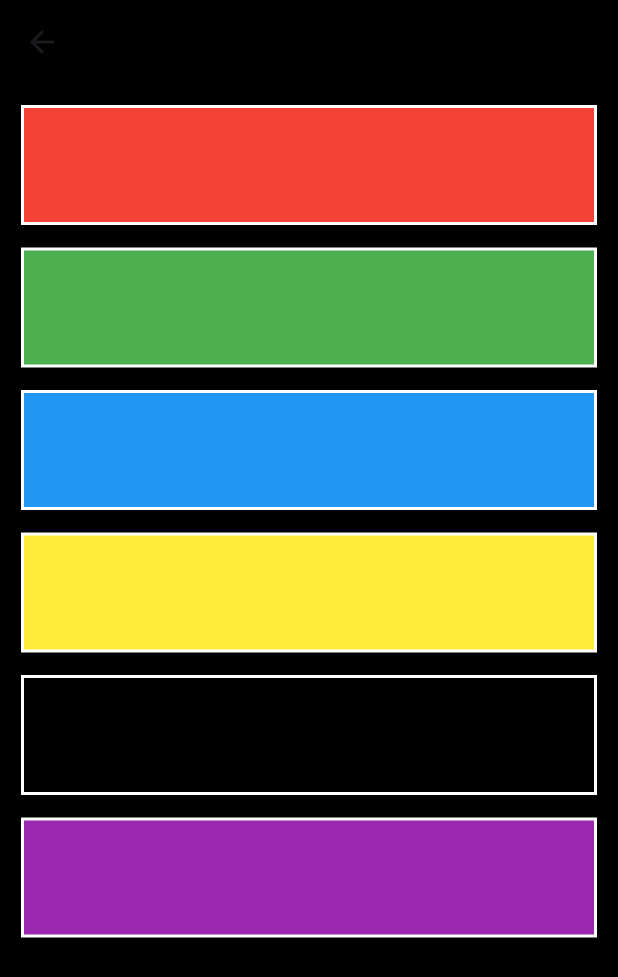
After one commit to abilbabu/bloc_statemanagement_sample, a Flutter app: the screen it shows after launch, after a tap on the "color lens" icon, on a phone screen of 412 x 824 dp. The commit adds this screen. Shown: the top 977 px of the screen. Run offline on Flutter 3.47's test engine with Material 3 defaults, Android fonts, the phone set to English and light mode, and no system bars; our stand-ins replace bloc, equatable, flutter_bloc; network calls fail.

Commit message:
bloc statemanagnent

```diff
--- /dev/null
+++ b/lib/color_screen/bloc/color_screen_bloc.dart
@@ -0,0 +1,14 @@
+import 'package:bloc/bloc.dart';
+import 'package:flutter/material.dart';
+
+
+part 'color_screen_event.dart';
+part 'color_screen_state.dart';
+
+class ColorScreenBloc extends Bloc<OnColorChangeEvent, ColorScreenState> {
+  ColorScreenBloc() : super(ColorScreenInitial()) {
+    on<OnColorChangeEvent>((event, emit) {
+      emit(ColorScreenState(Scaffoldcolor: event.Newcolor));
+    });
+  }
+}
--- /dev/null
+++ b/lib/color_screen/bloc/color_screen_event.dart
@@ -0,0 +1,8 @@
+part of 'color_screen_bloc.dart';
+
+ class ColorScreenEvent {}
+
+ class OnColorChangeEvent extends ColorScreenEvent{
+  Color Newcolor;
+OnColorChangeEvent({required this.Newcolor});
+ }
--- /dev/null
+++ b/lib/color_screen/bloc/color_screen_state.dart
@@ -0,0 +1,8 @@
+part of 'color_screen_bloc.dart';
+
+class ColorScreenState {
+  Color Scaffoldcolor;
+  ColorScreenState({this.Scaffoldcolor = Colors.black});
+}
+
+final class ColorScreenInitial extends ColorScreenState {}
--- /dev/null
+++ b/lib/color_screen/view/color_screen.dart
@@ -0,0 +1,50 @@
+import 'package:bloc_statemanagement_sample/color_screen/bloc/color_screen_bloc.dart';
+import 'package:flutter/material.dart';
+import 'package:flutter_bloc/flutter_bloc.dart';
+
+class ColorScreen extends StatelessWidget {
+  const ColorScreen({super.key});
+
+  @override
+  Widget build(BuildContext context) {
+    List<Color> myColors = [
+      Colors.red,
+      Colors.green,
+      Colors.blue,
+      Colors.yellow,
+      Colors.black,
+      Colors.purple,
+    ];
+
+    return BlocBuilder<ColorScreenBloc, ColorScreenState>(
+      builder: (context, state) {
+        return Scaffold(
+          backgroundColor: state.Scaffoldcolor,
+          appBar: AppBar(
+            backgroundColor: state.Scaffoldcolor,
+          ),
+          body: Center(
+            child: ListView.separated(
+                padding: EdgeInsets.all(14),
+                itemBuilder: (context, index) => InkWell(
+                      onTap: () {
+                        context.read<ColorScreenBloc>().add(OnColorChangeEvent(
+                              Newcolor: myColors[index],
+                            ));
+                      },
+                      child: Container(
+                        height: 80,
+                        width: double.infinity,
+                        decoration: BoxDecoration(
+                            color: myColors[index],
+                            border: Border.all(color: Colors.white, width: 2)),
+                      ),
+                    ),
+                separatorBuilder: (context, index) => SizedBox(height: 15),
+                itemCount: myColors.length),
+          ),
+        );
+      },
+    );
+  }
+}
--- a/lib/home_screen/view/home_screen.dart
+++ b/lib/home_screen/view/home_screen.dart
@@ -1,3 +1,5 @@
+import 'package:bloc_statemanagement_sample/color_screen/view/color_screen.dart';
+import 'package:bloc_statemanagement_sample/fakestore_screen/view/fakestore_screen.dart';
 import 'package:bloc_statemanagement_sample/home_screen/bloc/home_screen_bloc.dart';
 import 'package:flutter/material.dart';
 import 'package:flutter_bloc/flutter_bloc.dart';
@@ -13,6 +15,28 @@ class HomeScreen extends StatelessWidget {
           context.read<HomeScreenBloc>().add(onIncrementEvent());
         },
       ),
+      appBar: AppBar(
+        actions: [
+          IconButton(
+              onPressed: () {
+                Navigator.push(
+                    context,
+                    MaterialPageRoute(
+                      builder: (context) => ColorScreen(),
+                    ));
+              },
+              icon: Icon(Icons.color_lens_outlined)),
+              IconButton(
+              onPressed: () {
+                Navigator.push(
+                    context,
+                    MaterialPageRoute(
+                      builder: (context) => FakestoreScreen(),
+                    ));
+              },
+              icon: Icon(Icons.shopify_rounded))
+        ],
+      ),
       body: BlocBuilder<HomeScreenBloc, HomeScreenState>(
         builder: (context, state) {
           return Center(
--- a/lib/main.dart
+++ b/lib/main.dart
@@ -1,3 +1,6 @@
+import 'package:bloc_statemanagement_sample/color_screen/bloc/color_screen_bloc.dart';
+import 'package:bloc_statemanagement_sample/fakestore_screen/bloc/fakestore_bloc.dart';
+import 'package:bloc_statemanagement_sample/fakestore_screen/bloc/fakestore_event.dart';
 import 'package:bloc_statemanagement_sample/home_screen/bloc/home_screen_bloc.dart';
 import 'package:bloc_statemanagement_sample/home_screen/view/home_screen.dart';
 import 'package:flutter/material.dart';
@@ -5,7 +8,14 @@ import 'package:flutter_bloc/flutter_bloc.dart';
 
 void main() {
   runApp(MultiBlocProvider(providers: [
-    BlocProvider(create: (context) => HomeScreenBloc(),)
+    BlocProvider(
+      create: (context) => HomeScreenBloc(),
+    ),
+    BlocProvider(
+      create: (context) => ColorScreenBloc(),
+    ),
+    BlocProvider(
+        create: (context) => FakestoreBloc()..add(FetchProductEvent())),
   ], child: MyApp()));
 }
 
--- a/pubspec.yaml
+++ b/pubspec.yaml
@@ -36,6 +36,8 @@ dependencies:
   # Use with the CupertinoIcons class for iOS style icons.
   cupertino_icons: ^1.0.8
   flutter_bloc: ^8.1.6
+  equatable: ^2.0.7
+  http: ^1.2.2
 
 dev_dependencies:
   flutter_test:
```
Also changed, not shown: lib/fakestore_screen/bloc/fakestore_bloc.dart (added, +30 -0 lines), lib/fakestore_screen/bloc/fakestore_event.dart (added, +11 -0 lines), lib/fakestore_screen/bloc/fakestore_state.dart (added, +27 -0 lines), lib/fakestore_screen/model/fakestore_model.dart (added, +69 -0 lines), lib/fakestore_screen/view/fakestore_screen.dart (added, +105 -0 lines), pubspec.lock.
